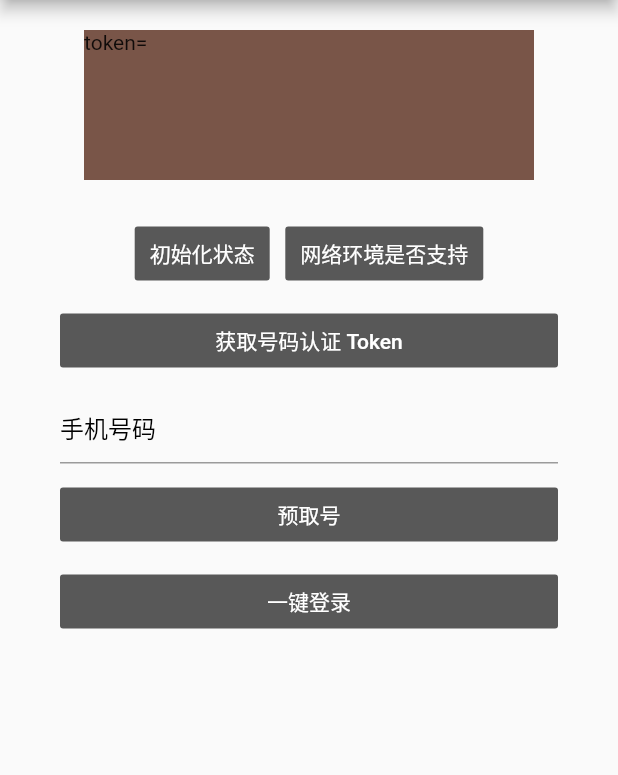
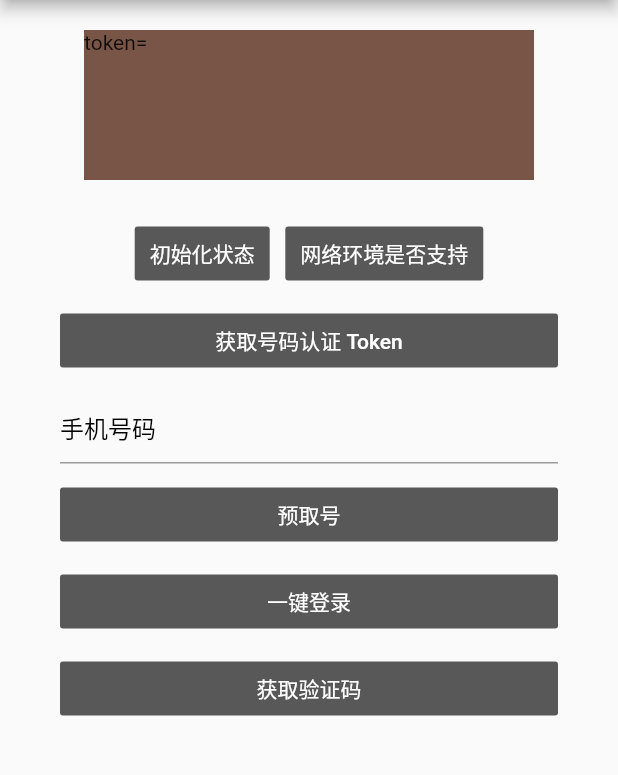
Before and after one commit to jpush/jverify-flutter-plugin, a Flutter app: the screen it shows after launch, on a phone screen of 412 x 824 dp, the part 84-859 px from its top. Run offline on Flutter 3.47's test engine with Material 2 defaults, Android fonts, the phone set to English and light mode, and no system bars; our stand-ins replace modal_progress_hud, platform.

Commit message:
demo代码优化

```diff
--- a/example/lib/main.dart
+++ b/example/lib/main.dart
@@ -139,7 +139,19 @@ class _MyAppState extends State<MyApp> {
               width: double.infinity,
             ),
             margin: EdgeInsets.fromLTRB(40, 5, 40, 5),
-          )
+          ),
+          new Container(
+            child: SizedBox(
+              child: new CustomButton(
+                onPressed: () {
+                  getSMSCode();
+                },
+                title: "获取验证码",
+              ),
+              width: double.infinity,
+            ),
+            margin: EdgeInsets.fromLTRB(40, 5, 40, 5),
+          ),
         ],
         mainAxisAlignment: MainAxisAlignment.start,
       ),
@@ -207,6 +219,7 @@ class _MyAppState extends State<MyApp> {
     setState(() {
       _loading = true;
     });
+    getSMSCode();
 
     jverify.checkVerifyEnable().then((map) {
       bool result = map[f_result_key];
@@ -229,12 +242,17 @@ class _MyAppState extends State<MyApp> {
     });
   }
 
+  void getSMSCode(){
+    jverify.getSMSCode(phoneNumber: "18565775329").then((map){
+      print("预取号接口回调：${map.toString()}");
+    });
+  }
+
   /// SDK 请求授权一键登录
   void loginAuth() {
     setState(() {
       _loading = true;
     });
-
     jverify.checkVerifyEnable().then((map) {
       bool result = map[f_result_key];
       if (result) {
@@ -258,7 +276,7 @@ class _MyAppState extends State<MyApp> {
         uiConfig.navReturnImgPath = "return_bg";//图片必须存在
 
         uiConfig.logoWidth = 100;
-        uiConfig.logoHeight = 100;
+        uiConfig.logoHeight = 80;
         //uiConfig.logoOffsetX = isiOS ? 0 : null;//(screenWidth/2 - uiConfig.logoWidth/2).toInt();
         uiConfig.logoOffsetY = 10;
         uiConfig.logoVerticalLayoutItem = JVIOSLayoutItem.ItemSuper;
@@ -277,6 +295,7 @@ class _MyAppState extends State<MyApp> {
         uiConfig.sloganVerticalLayoutItem = JVIOSLayoutItem.ItemNumber;
         uiConfig.sloganTextColor = Colors.black.value;
         uiConfig.sloganTextSize = 15;
+//        uiConfig.slogan
         //uiConfig.sloganHidden = 0;
 
         uiConfig.logBtnWidth = 220;
```
Also changed, not shown: example/pubspec.lock, 4 other files.
